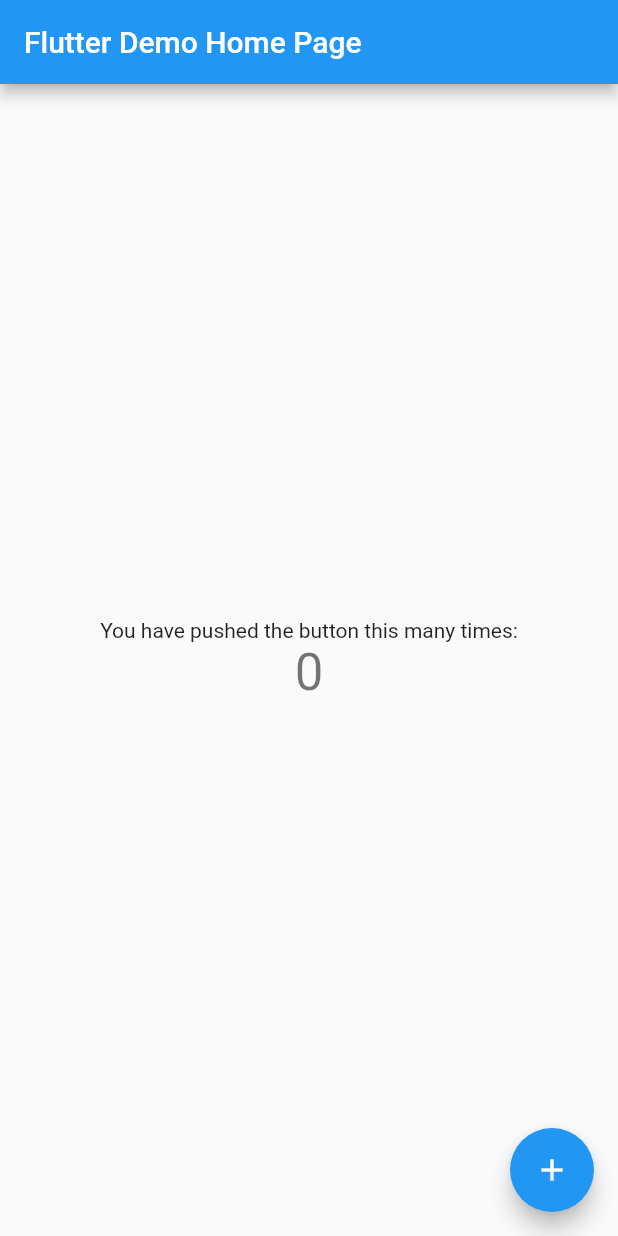
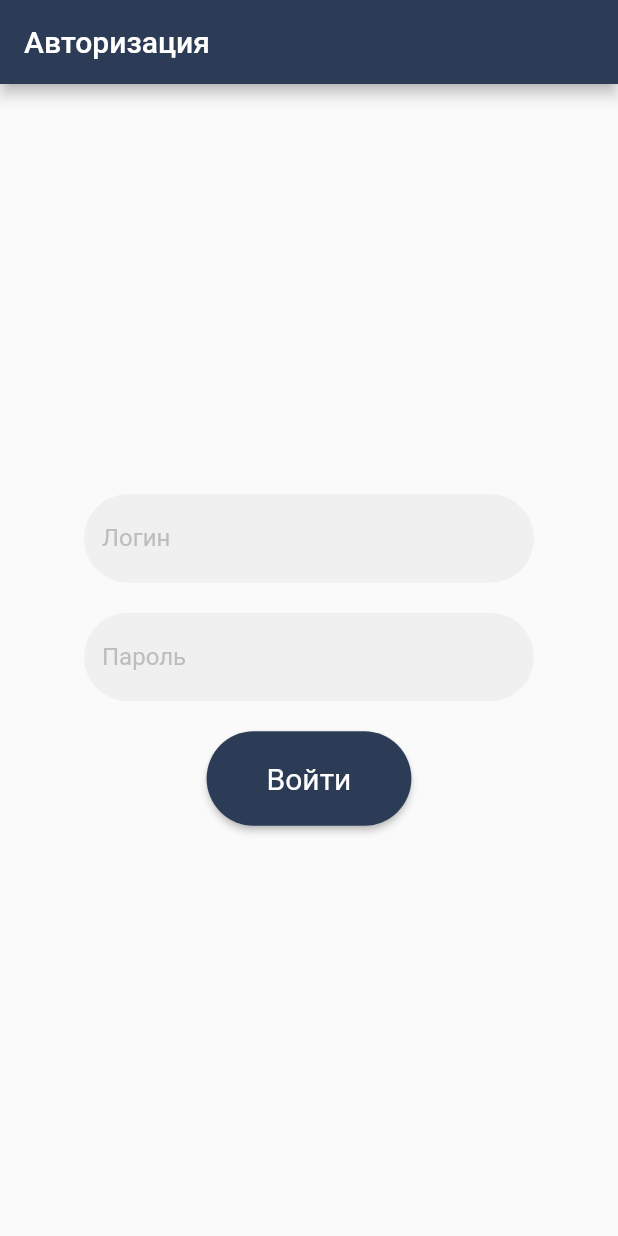
Before and after one commit to akmalova/mobyte_scbteamchallenge_admin, a Flutter app: the screen it shows after launch, on a phone screen of 412 x 824 dp. Run offline on Flutter 3.47's test engine with Material 2 defaults, Android fonts, the phone set to English and light mode, and no system bars.

Commit message:
auth page created

```diff
--- a/lib/main.dart
+++ b/lib/main.dart
@@ -1,4 +1,5 @@
 import 'package:flutter/material.dart';
+import 'package:mobyte_scbteamchallenge_admin/presentation/pages/auth_page.dart';
 
 void main() {
   runApp(const MyApp());
@@ -7,109 +8,11 @@
 class MyApp extends StatelessWidget {
   const MyApp({Key? key}) : super(key: key);
 
-  // This widget is the root of your application.
   @override
   Widget build(BuildContext context) {
-    return MaterialApp(
-      title: 'Flutter Demo',
-      theme: ThemeData(
-        // This is the theme of your application.
-        //
-        // Try running your application with "flutter run". You'll see the
-        // application has a blue toolbar. Then, without quitting the app, try
-        // changing the primarySwatch below to Colors.green and then invoke
-        // "hot reload" (press "r" in the console where you ran "flutter run",
-        // or simply save your changes to "hot reload" in a Flutter IDE).
-        // Notice that the counter didn't reset back to zero; the application
-        // is not restarted.
-        primarySwatch: Colors.blue,
-      ),
-      home: const MyHomePage(title: 'Flutter Demo Home Page'),
+    return const MaterialApp(
+      title: 'Monetochka',
+      home: AuthPage(),
     );
   }
 }
-
-class MyHomePage extends StatefulWidget {
-  const MyHomePage({Key? key, required this.title}) : super(key: key);
-
-  // This widget is the home page of your application. It is stateful, meaning
-  // that it has a State object (defined below) that contains fields that affect
-  // how it looks.
-
-  // This class is the configuration for the state. It holds the values (in this
-  // case the title) provided by the parent (in this case the App widget) and
-  // used by the build method of the State. Fields in a Widget subclass are
-  // always marked "final".
-
-  final String title;
-
-  @override
-  State<MyHomePage> createState() => _MyHomePageState();
-}
-
-class _MyHomePageState extends State<MyHomePage> {
-  int _counter = 0;
-
-  void _incrementCounter() {
-    setState(() {
-      // This call to setState tells the Flutter framework that something has
-      // changed in this State, which causes it to rerun the build method below
-      // so that the display can reflect the updated values. If we changed
-      // _counter without calling setState(), then the build method would not be
-      // called again, and so nothing would appear to happen.
-      _counter++;
-    });
-  }
-
-  @override
-  Widget build(BuildContext context) {
-    // This method is rerun every time setState is called, for instance as done
-    // by the _incrementCounter method above.
-    //
-    // The Flutter framework has been optimized to make rerunning build methods
-    // fast, so that you can just rebuild anything that needs updating rather
-    // than having to individually change instances of widgets.
-    return Scaffold(
-      appBar: AppBar(
-        // Here we take the value from the MyHomePage object that was created by
-        // the App.build method, and use it to set our appbar title.
-        title: Text(widget.title),
-      ),
-      body: Center(
-        // Center is a layout widget. It takes a single child and positions it
-        // in the middle of the parent.
-        child: Column(
-          // Column is also a layout widget. It takes a list of children and
-          // arranges them vertically. By default, it sizes itself to fit its
-          // children horizontally, and tries to be as tall as its parent.
-          //
-          // Invoke "debug painting" (press "p" in the console, choose the
-          // "Toggle Debug Paint" action from the Flutter Inspector in Android
-          // Studio, or the "Toggle Debug Paint" command in Visual Studio Code)
-          // to see the wireframe for each widget.
-          //
-          // Column has various properties to control how it sizes itself and
-          // how it positions its children. Here we use mainAxisAlignment to
-          // center the children vertically; the main axis here is the vertical
-          // axis because Columns are vertical (the cross axis would be
-          // horizontal).
-          mainAxisAlignment: MainAxisAlignment.center,
-          children: <Widget>[
-            const Text(
-              'You have pushed the button this many times:',
-            ),
-            Text(
-              '$_counter',
-              style: Theme.of(context).textTheme.headline4,
-            ),
-          ],
-        ),
-      ),
-      floatingActionButton: FloatingActionButton(
-        onPressed: _incrementCounter,
-        tooltip: 'Increment',
-        child: const Icon(Icons.add),
-      ), // This trailing comma makes auto-formatting nicer for build methods.
-    );
-  }
-}
--- /dev/null
+++ b/lib/presentation/pages/auth_page.dart
@@ -0,0 +1,92 @@
+import 'package:flutter/material.dart';
+
+class AuthPage extends StatefulWidget {
+  const AuthPage({Key? key}) : super(key: key);
+
+  @override
+  State<AuthPage> createState() => _AuthPageState();
+}
+
+class _AuthPageState extends State<AuthPage> {
+  late String _login;
+  late String _password;
+
+  final TextEditingController loginController = TextEditingController();
+  final TextEditingController passwordController = TextEditingController();
+
+  void _onLoginPressed() {
+    _login = loginController.text.trim();
+    _password = passwordController.text.trim();
+  }
+
+  @override
+  Widget build(BuildContext context) {
+    return Scaffold(
+      appBar: AppBar(
+        title: const Text('Авторизация'),
+        backgroundColor: const Color.fromRGBO(44, 60, 86, 1),
+      ),
+      body: Center(
+        child: Column(
+          mainAxisAlignment: MainAxisAlignment.center,
+          children: [
+            SizedBox(
+              width: 300,
+              child: TextField(
+                controller: loginController,
+                decoration: InputDecoration(
+                  labelText: 'Логин',
+                  labelStyle: TextStyle(color: Colors.grey[400]),
+                  floatingLabelStyle: TextStyle(color: Colors.grey[400]),
+                  filled: true,
+                  border: OutlineInputBorder(
+                    borderRadius: BorderRadius.circular(50),
+                    borderSide: const BorderSide(
+                      width: 0,
+                      style: BorderStyle.none,
+                    ),
+                  ),
+                ),
+              ),
+            ),
+            const SizedBox(height: 20),
+            SizedBox(
+              width: 300,
+              child: TextField(
+                controller: passwordController,
+                obscureText: true,
+                decoration: InputDecoration(
+                  labelText: 'Пароль',
+                  labelStyle: TextStyle(color: Colors.grey[400]),
+                  floatingLabelStyle:
+                      TextStyle(color: Colors.grey[400], fontSize: 20),
+                  filled: true,
+                  border: OutlineInputBorder(
+                    borderRadius: BorderRadius.circular(50),
+                    borderSide: const BorderSide(
+                      width: 0,
+                      style: BorderStyle.none,
+                    ),
+                  ),
+                ),
+              ),
+            ),
+            const SizedBox(height: 20),
+            ElevatedButton(
+              onPressed: _onLoginPressed,
+              style: ElevatedButton.styleFrom(
+                textStyle: const TextStyle(fontSize: 20),
+                primary: const Color.fromRGBO(44, 60, 86, 1),
+                padding: const EdgeInsets.symmetric(vertical: 20, horizontal: 40),
+                shape: RoundedRectangleBorder(
+                  borderRadius: BorderRadius.circular(50),
+                ),
+              ),
+              child: const Text('Войти'),
+            ),
+          ],
+        ),
+      ),
+    );
+  }
+}
```
